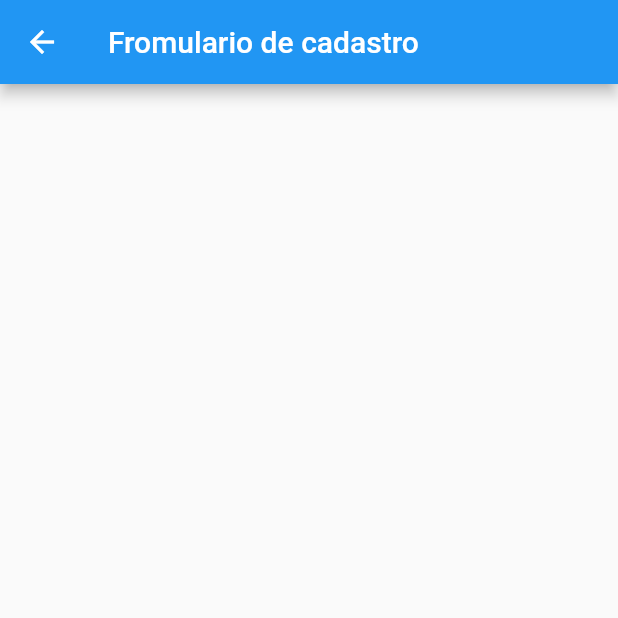
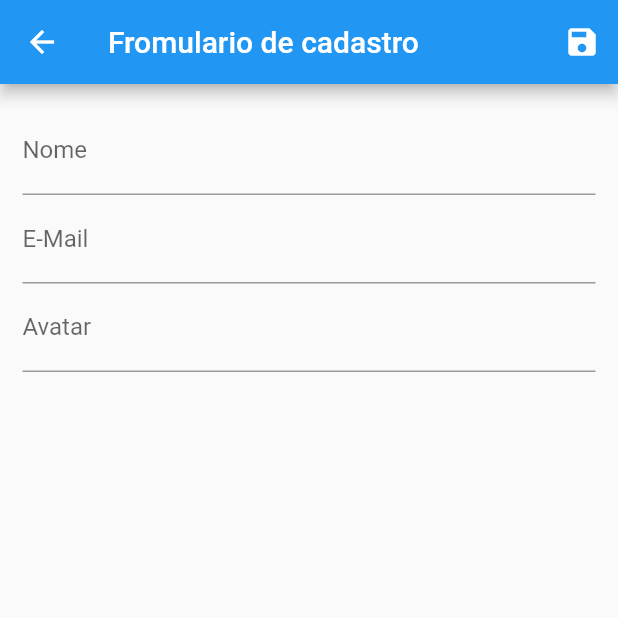
Before and after one commit to Adrianocros/CadastroDeContato, a Flutter app: the UserForm screen opened by its route, on a phone screen of 412 x 824 dp, the top half of it. Run offline on Flutter 3.47's test engine with Material 2 defaults, Android fonts, the phone set to English and light mode, and no system bars; network calls fail.

Commit message:
Concluindo cadastro

```diff
--- a/cadcliente_flutter/lib/views/user-forma.dart
+++ b/cadcliente_flutter/lib/views/user-forma.dart
@@ -1,12 +1,68 @@
 import 'package:flutter/material.dart';
+import 'package:cadcliente_flutter/models/user.dart';
+import 'package:cadcliente_flutter/provider/users.dart';
+import 'package:provider/provider.dart';
 
 class UserForm extends StatelessWidget {
 
+  final _form = GlobalKey<FormState>();
+  final Map<String, String> _formData = {};
+
+  @override
   Widget build(BuildContext context){
     return Scaffold(
       appBar: AppBar(
         title: Text('Fromulario de cadastro'),
+        actions: <Widget>[
+          IconButton(
+            icon: Icon(Icons.save),
+            onPressed: (){
+              final isValid =  _form.currentState!.validate();
+              if(isValid){
+                _form.currentState!.save();
+              Provider.of<Users>(context, listen: false).put(User(
+                id: _formData['id'],
+                name: _formData['name'],
+                email: _formData['email'],
+                avatarUrl: _formData['avatarUrl']))
+               );
+            Navigator.of(context).pop();
+            }
+            },
+          ),
+        ],
       ),
+      //Formulario
+      body: Padding(
+        padding: EdgeInsets.all(15),
+      child: Form(
+        key: _form,
+        child: Column(
+          children:<Widget>[
+            TextFormField(
+              decoration: InputDecoration(labelText: 'Nome'),
+              validator: (value){
+                if(value == null || value.trim().isEmpty){
+                    return 'Informe um nome para cadastro !';
+                }
+
+                if(value.trim().length < 3){
+                  return 'Nome pequeno, Minimo 3 letras !';
+                }
+                return null;
+              },
+              onSaved: (value) => _formData['name'] = value!,
+            ),
+            TextFormField(
+              decoration: InputDecoration(labelText: 'E-Mail'),
+               onSaved: (value) => _formData['email'] = value!,
+            ),
+            TextFormField(
+              decoration: InputDecoration(labelText: 'Avatar'),
+               onSaved: (value) => _formData['avatarUrl'] = value!,
+            ),
+          ]),
+      )),
     );
   }
 
```
